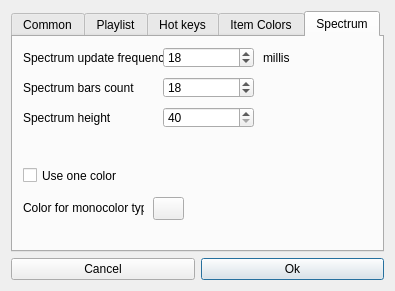
jeyboy/palyo2, file dialogs/settings_dialog.ui: the form before one commit.
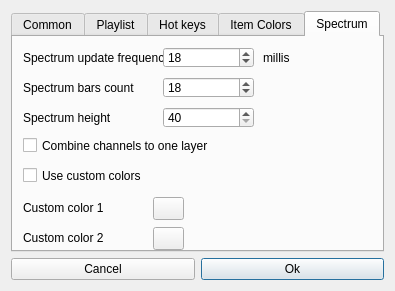
The form after the commit. The open tabs and pages were chosen to show the change.

Commit message: add separate spectrum

```diff
--- a/dialogs/settings_dialog.ui
+++ b/dialogs/settings_dialog.ui
@@ -676,7 +676,7 @@
         </rect>
        </property>
        <property name="text">
-        <string>Use one color</string>
+        <string>Use custom colors</string>
        </property>
       </widget>
       <widget class="QLabel" name="label_17">
@@ -689,7 +689,7 @@
         </rect>
        </property>
        <property name="text">
-        <string>Color for monocolor type</string>
+        <string>Custom color 1</string>
        </property>
       </widget>
       <widget class="QPushButton" name="spectrumColor">
@@ -750,6 +750,45 @@
         <string>Spectrum height</string>
        </property>
       </widget>
+      <widget class="QPushButton" name="spectrumColor2">
+       <property name="geometry">
+        <rect>
+         <x>140</x>
+         <y>190</y>
+         <width>31</width>
+         <height>23</height>
+        </rect>
+       </property>
+       <property name="text">
+        <string/>
+       </property>
+      </widget>
+      <widget class="QLabel" name="label_20">
+       <property name="geometry">
+        <rect>
+         <x>10</x>
+         <y>190</y>
+         <width>121</width>
+         <height>21</height>
+        </rect>
+       </property>
+       <property name="text">
+        <string>Custom color 2</string>
+       </property>
+      </widget>
+      <widget class="QCheckBox" name="spectrumComboUse">
+       <property name="geometry">
+        <rect>
+         <x>10</x>
+         <y>100</y>
+         <width>231</width>
+         <height>17</height>
+        </rect>
+       </property>
+       <property name="text">
+        <string>Combine channels to one layer</string>
+       </property>
+      </widget>
      </widget>
     </widget>
    </item>
```
Left out of the diff: 2 changed lines with no effect on the pictures. The commit also changes 8 other files.
